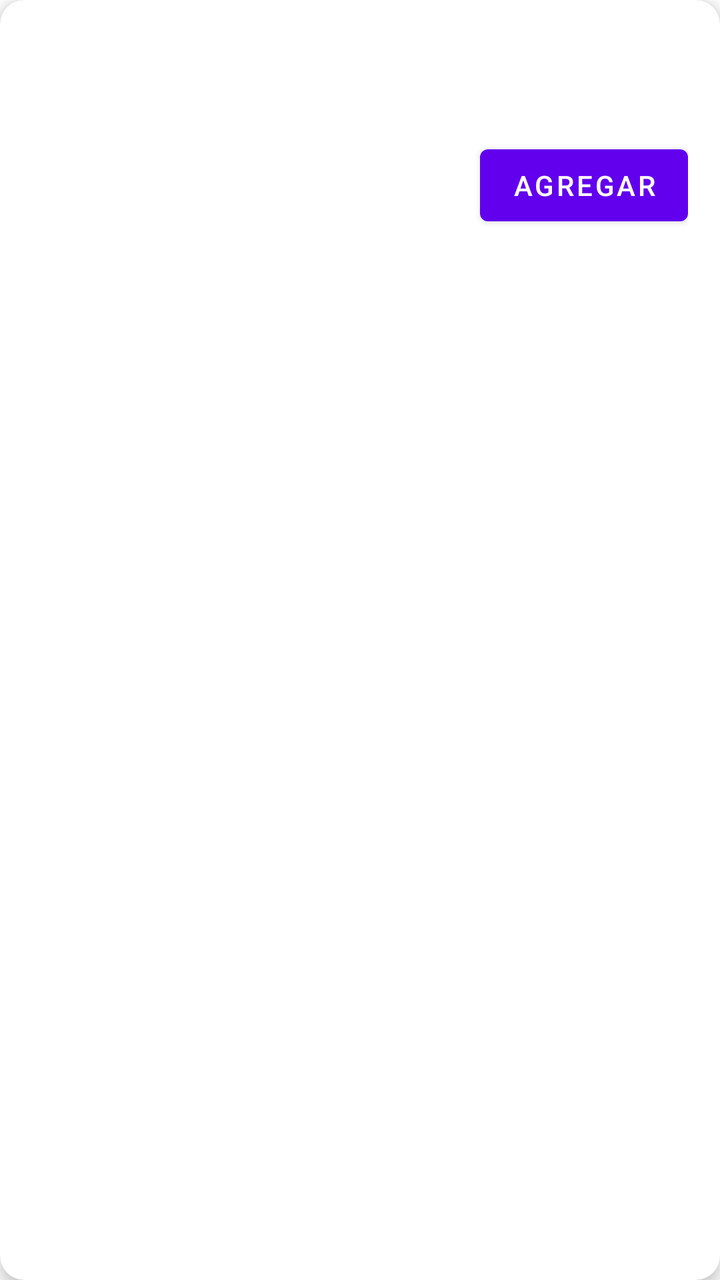
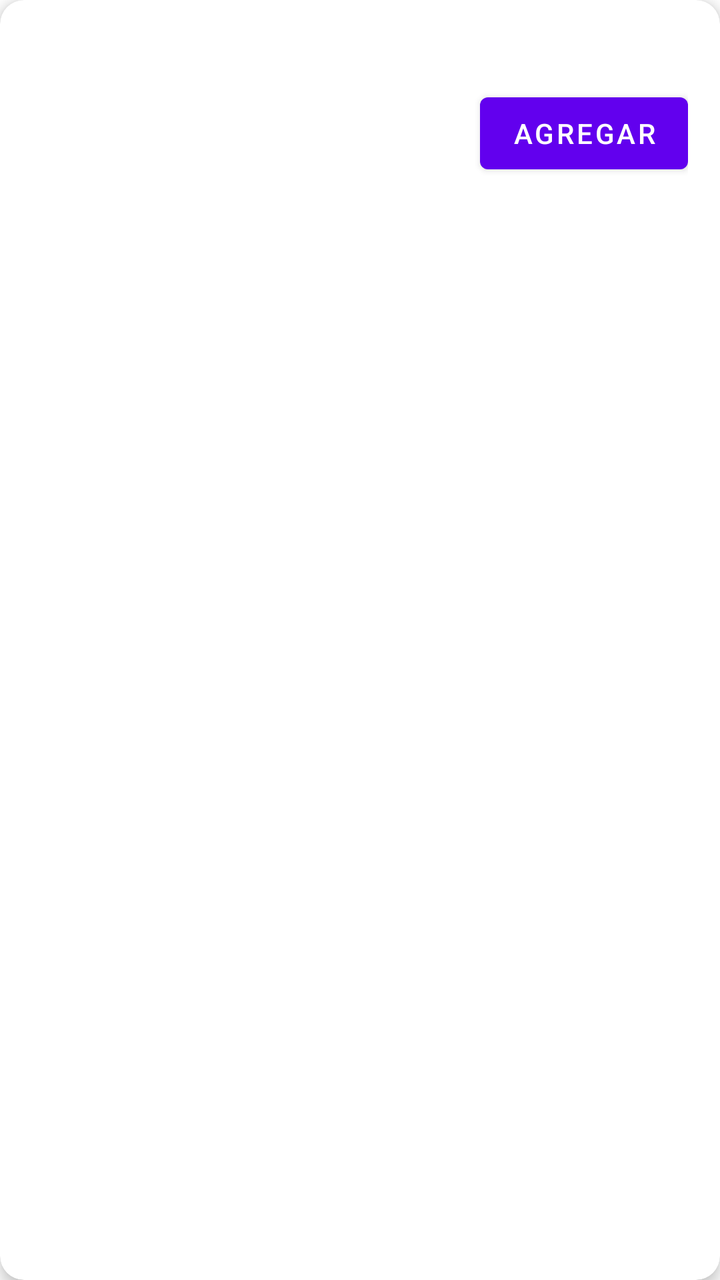

Compare the two renders of this Android layout. The source of the first and the diff that turns it into the second are given below.
<!-- AndroidManifest.xml: application theme Theme.MaterialComponents.DayNight.NoActionBar -->
<!-- res/layout/item_toy_card.xml -->
<?xml version="1.0" encoding="utf-8"?>
<com.google.android.material.card.MaterialCardView
    xmlns:android="http://schemas.android.com/apk/res/android"
    xmlns:app="http://schemas.android.com/apk/res-auto"
    android:layout_width="match_parent"
    android:layout_height="wrap_content"
    android:layout_margin="8dp"
    app:cardCornerRadius="12dp"
    app:cardElevation="4dp">

    <androidx.constraintlayout.widget.ConstraintLayout
        android:layout_width="match_parent"
        android:layout_height="wrap_content"
        android:padding="16dp">

        <ImageView
            android:id="@+id/img_toy"
            android:layout_width="0dp"
            android:layout_height="wrap_content"
            android:maxHeight="300dp"
            android:adjustViewBounds="true"
            android:scaleType="fitCenter"
            app:layout_constraintTop_toTopOf="parent"
            app:layout_constraintStart_toStartOf="parent"
            app:layout_constraintEnd_toEndOf="parent" />


        <TextView
            android:id="@+id/tv_toy_name"
            android:layout_width="0dp"
            android:layout_height="wrap_content"
            android:layout_marginTop="12dp"
            android:textSize="18sp"
            android:textStyle="bold"
            app:layout_constraintTop_toBottomOf="@id/img_toy"
            app:layout_constraintStart_toStartOf="parent"
            app:layout_constraintEnd_toEndOf="parent" />

        <TextView
            android:id="@+id/tv_toy_franchise"
            android:layout_width="0dp"
            android:layout_height="wrap_content"
            android:textColor="@android:color/darker_gray"
            android:textSize="14sp"
            app:layout_constraintTop_toBottomOf="@id/tv_toy_name"
            app:layout_constraintStart_toStartOf="parent"
            app:layout_constraintEnd_toEndOf="parent" />

        <TextView
            android:id="@+id/tv_toy_price"
            android:layout_width="wrap_content"
            android:layout_height="wrap_content"
            android:layout_marginTop="12dp"
            android:textSize="16sp"
            android:textStyle="bold"
            app:layout_constraintTop_toBottomOf="@id/tv_toy_franchise"
            app:layout_constraintStart_toStartOf="parent"
            app:layout_constraintBottom_toBottomOf="parent" />

        <TextView
            android:id="@+id/tv_toy_name"
            android:layout_width="wrap_content"
            android:layout_height="wrap_content"
            android:textSize="@dimen/text_title_size"
            android:textStyle="bold" />

        <Button
            android:id="@+id/btn_add_to_cart"
            android:layout_width="wrap_content"
            android:layout_height="wrap_content"
            android:text="AGREGAR"
            app:layout_constraintTop_toTopOf="@id/tv_toy_price"
            app:layout_constraintBottom_toBottomOf="@id/tv_toy_price"
            app:layout_constraintEnd_toEndOf="parent" />

    </androidx.constraintlayout.widget.ConstraintLayout>

</com.google.android.material.card.MaterialCardView>
<!-- resources referenced by this layout -->
<resources>
  <dimen name="text_title_size">16sp</dimen>
</resources>

<!-- the commit's change to res/layout/item_toy_card.xml (unified diff, before → after) -->
@@ -13,63 +13,65 @@
         android:layout_height="wrap_content"
         android:padding="16dp">
 
+        
         <ImageView
             android:id="@+id/img_toy"
             android:layout_width="0dp"
             android:layout_height="wrap_content"
-            android:maxHeight="300dp"
+            android:maxHeight="250dp"
             android:adjustViewBounds="true"
             android:scaleType="fitCenter"
             app:layout_constraintTop_toTopOf="parent"
             app:layout_constraintStart_toStartOf="parent"
             app:layout_constraintEnd_toEndOf="parent" />
 
-
+        
         <TextView
             android:id="@+id/tv_toy_name"
             android:layout_width="0dp"
             android:layout_height="wrap_content"
             android:layout_marginTop="12dp"
+            android:layout_marginEnd="8dp"
             android:textSize="18sp"
             android:textStyle="bold"
+            android:maxLines="2"
+            android:ellipsize="end"
             app:layout_constraintTop_toBottomOf="@id/img_toy"
             app:layout_constraintStart_toStartOf="parent"
-            app:layout_constraintEnd_toEndOf="parent" />
+            app:layout_constraintEnd_toStartOf="@id/btn_add_to_cart" />
 
+        
         <TextView
             android:id="@+id/tv_toy_franchise"
             android:layout_width="0dp"
             android:layout_height="wrap_content"
+            android:layout_marginTop="4dp"
+            android:layout_marginEnd="8dp"
             android:textColor="@android:color/darker_gray"
             android:textSize="14sp"
             app:layout_constraintTop_toBottomOf="@id/tv_toy_name"
             app:layout_constraintStart_toStartOf="parent"
-            app:layout_constraintEnd_toEndOf="parent" />
+            app:layout_constraintEnd_toStartOf="@id/btn_add_to_cart" />
 
+        
         <TextView
             android:id="@+id/tv_toy_price"
             android:layout_width="wrap_content"
             android:layout_height="wrap_content"
-            android:layout_marginTop="12dp"
+            android:layout_marginTop="8dp"
             android:textSize="16sp"
             android:textStyle="bold"
             app:layout_constraintTop_toBottomOf="@id/tv_toy_franchise"
             app:layout_constraintStart_toStartOf="parent"
             app:layout_constraintBottom_toBottomOf="parent" />
 
-        <TextView
-            android:id="@+id/tv_toy_name"
-            android:layout_width="wrap_content"
-            android:layout_height="wrap_content"
-            android:textSize="@dimen/text_title_size"
-            android:textStyle="bold" />
-
+        
         <Button
             android:id="@+id/btn_add_to_cart"
             android:layout_width="wrap_content"
             android:layout_height="wrap_content"
             android:text="AGREGAR"
-            app:layout_constraintTop_toTopOf="@id/tv_toy_price"
+            app:layout_constraintTop_toTopOf="@id/tv_toy_name"
             app:layout_constraintBottom_toBottomOf="@id/tv_toy_price"
             app:layout_constraintEnd_toEndOf="parent" />
 
<!-- resource entries referenced after the edit -->
@@ -1,5 +1,5 @@
 <!-- resources referenced by this layout -->
 <resources>
-  <dimen name="text_title_size">16sp</dimen>
+
 </resources>
 
